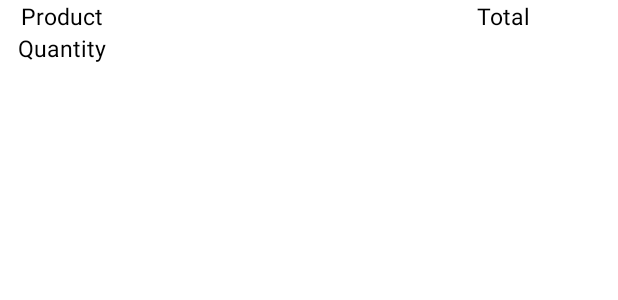
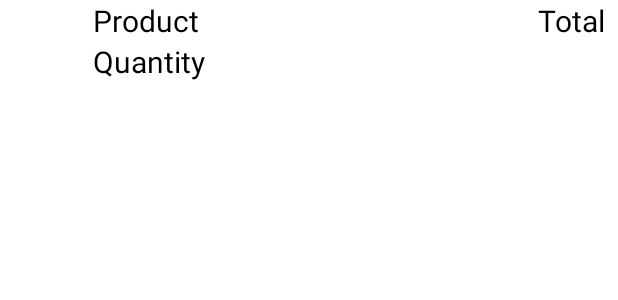
Before and after one commit to dttg-nguyen/CashRegister, an Android app: the layout history_list_item_recyclerview.xml on its own in the app's theme, with its tools: preview values and no code run, on a phone screen of 412 x 824 dp. Shown: the top 300 px of the screen. Run offline under Robolectric (Android 15) with nearby library versions, the phone set to English and light mode, and no system bars.

Commit message:
Modify layouts for RecyclerView and its item

```diff
--- a/app/src/main/res/layout/history_list_item_recyclerview.xml
+++ b/app/src/main/res/layout/history_list_item_recyclerview.xml
@@ -3,7 +3,8 @@
     xmlns:app="http://schemas.android.com/apk/res-auto"
     xmlns:tools="http://schemas.android.com/tools"
     android:layout_width="match_parent"
-    android:layout_height="wrap_content">
+    android:layout_height="wrap_content"
+    android:background="?android:attr/selectableItemBackground">
 
     <androidx.constraintlayout.widget.ConstraintLayout
         android:id="@+id/history_nestedLayout"
@@ -12,16 +13,17 @@
 
         app:layout_constraintBottom_toBottomOf="parent"
         app:layout_constraintLeft_toLeftOf="parent"
+        app:layout_constraintRight_toRightOf="parent"
         app:layout_constraintTop_toTopOf="parent"
-        app:layout_constraintWidth_percent="0.2">
+        app:layout_constraintWidth_percent="0.7">
 
         <TextView
             android:id="@+id/history_product"
-            android:layout_width="wrap_content"
-            android:layout_height="wrap_content"
+            android:layout_width="match_parent"
+            android:layout_height="match_parent"
             android:text="Product"
             android:textColor="@color/black"
-            android:textSize="15sp"
+            android:textSize="20sp"
 
             app:layout_constraintBottom_toTopOf="@id/history_quantity"
             app:layout_constraintLeft_toLeftOf="parent"
@@ -30,11 +32,11 @@
 
         <TextView
             android:id="@+id/history_quantity"
-            android:layout_width="wrap_content"
-            android:layout_height="wrap_content"
+            android:layout_width="match_parent"
+            android:layout_height="match_parent"
             android:text="Quantity"
             android:textColor="@color/black"
-            android:textSize="15sp"
+            android:textSize="20sp"
 
             app:layout_constraintBottom_toBottomOf="parent"
             app:layout_constraintLeft_toLeftOf="parent"
@@ -49,9 +51,8 @@
         android:layout_height="wrap_content"
         android:text="Total"
         android:textColor="@color/black"
-        android:textSize="15sp"
+        android:textSize="20sp"
 
-        app:layout_constraintHorizontal_bias="0.8"
         app:layout_constraintLeft_toRightOf="@+id/history_nestedLayout"
         app:layout_constraintRight_toRightOf="parent"
         app:layout_constraintTop_toTopOf="parent" />
```
Also changed, not shown: app/src/main/res/layout/history_recyclerview.xml (+12 -3 lines).
